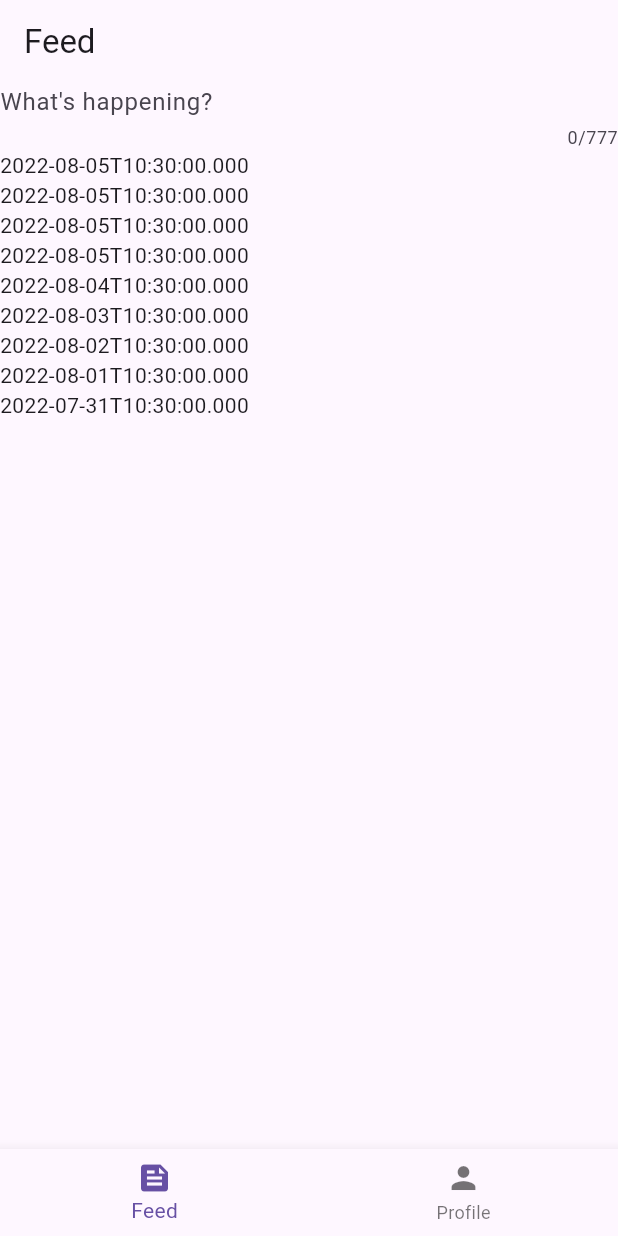
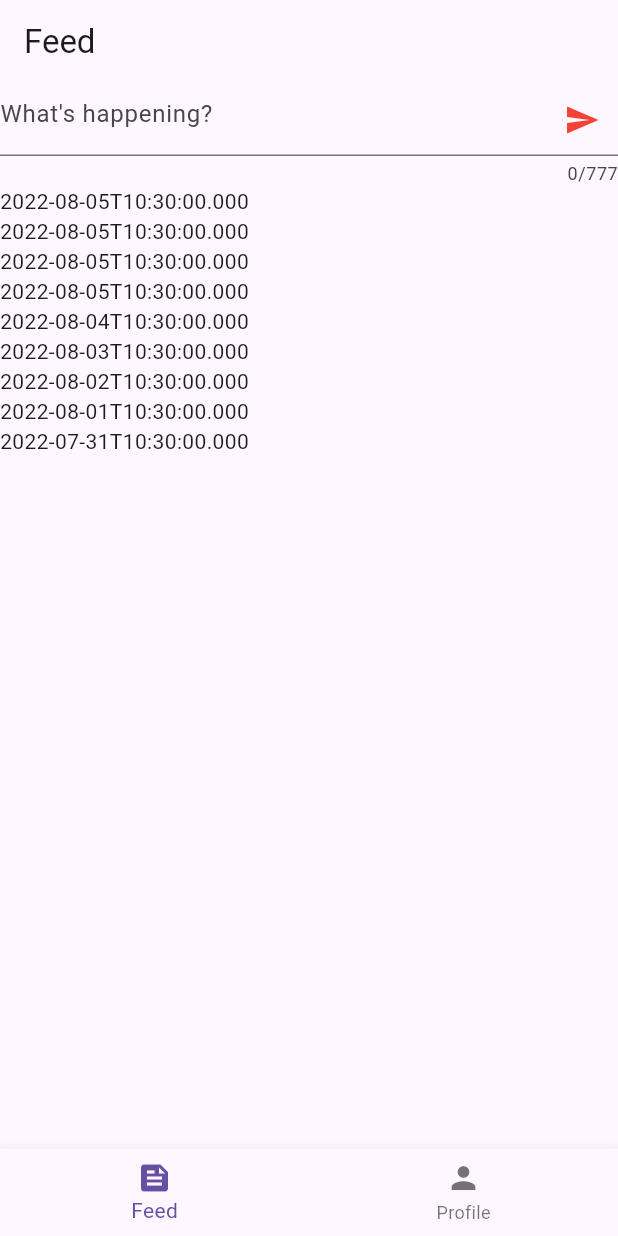
Before and after one commit to luizvnegrini/posterr, a Flutter app: the screen it shows after launch, on a phone screen of 412 x 824 dp. Run offline on Flutter 3.47's test engine with Material 2 defaults, Android fonts, the phone set to English and light mode, and no system bars; our stand-ins replace dartz, equatable, flutter_hooks, hooks_riverpod, localstorage.

```diff
--- a/main/lib/presentation/pages/home/home_page.dart
+++ b/main/lib/presentation/pages/home/home_page.dart
@@ -32,8 +32,18 @@ class HomePage extends HookConsumerWidget {
                 children: [
                   TextField(
                       controller: controller,
-                    decoration: const InputDecoration.collapsed(
+                      decoration: InputDecoration(
                         hintText: 'What\'s happening?',
+                        suffixIcon: GestureDetector(
+                          onTap: () {
+                            _submit(viewModel, state, controller.text);
+                            controller.clear();
+                          },
+                          child: const Icon(
+                            Icons.send,
+                            color: Colors.red,
+                          ),
+                        ),
                       ),
                       maxLength: state.postSettings!.maxLength,
                       minLines: 1,
@@ -41,12 +51,14 @@ class HomePage extends HookConsumerWidget {
                       onChanged: viewModel.checkIsPostFormValid,
                       keyboardType: TextInputType.text,
                       enabled: !state.isLoading,
-                    onSubmitted: (text) => _submit(
+                      onSubmitted: (text) {
+                        _submit(
                           viewModel,
                           state,
                           text,
-                    ),
-                  ),
+                        );
+                        controller.clear();
+                      }),
                   Expanded(
                     child: ListView.separated(
                       itemBuilder: (context, index) {
```
Lines whose indentation alone changed are shown as unchanged.
